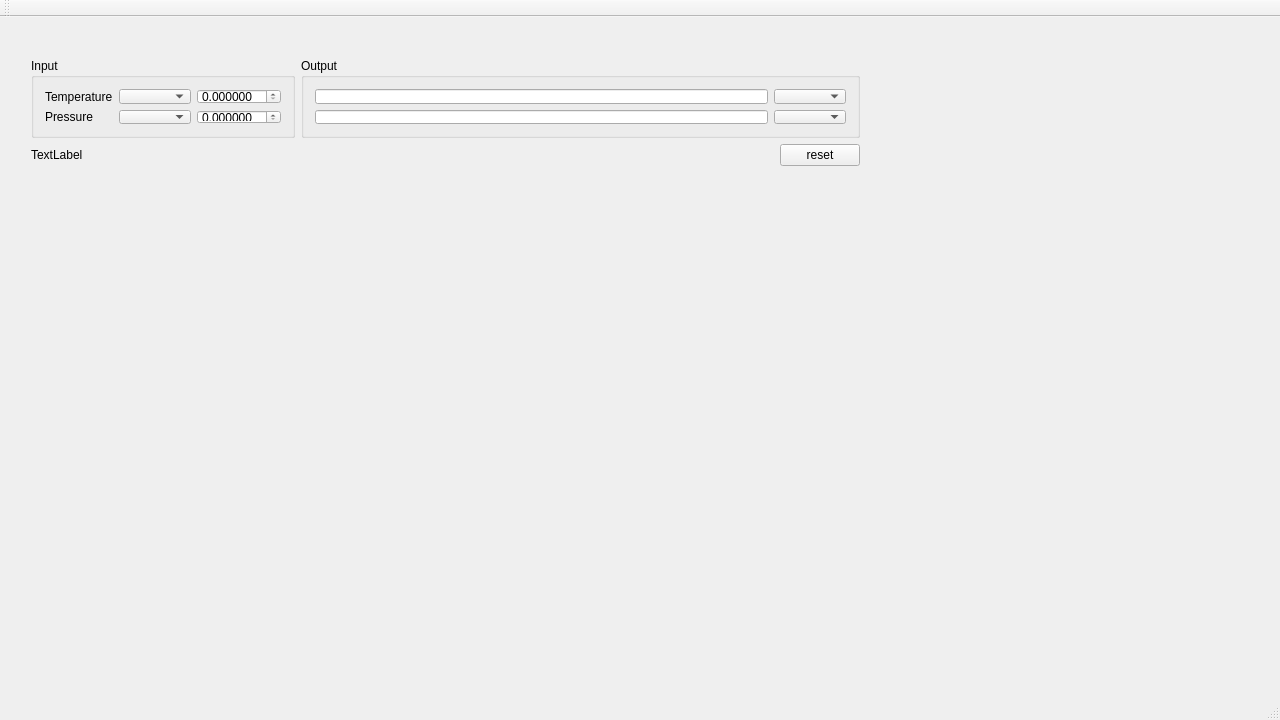
Old version of the form watersteam.ui in the repository sotyarama/G-PRJ-WS.
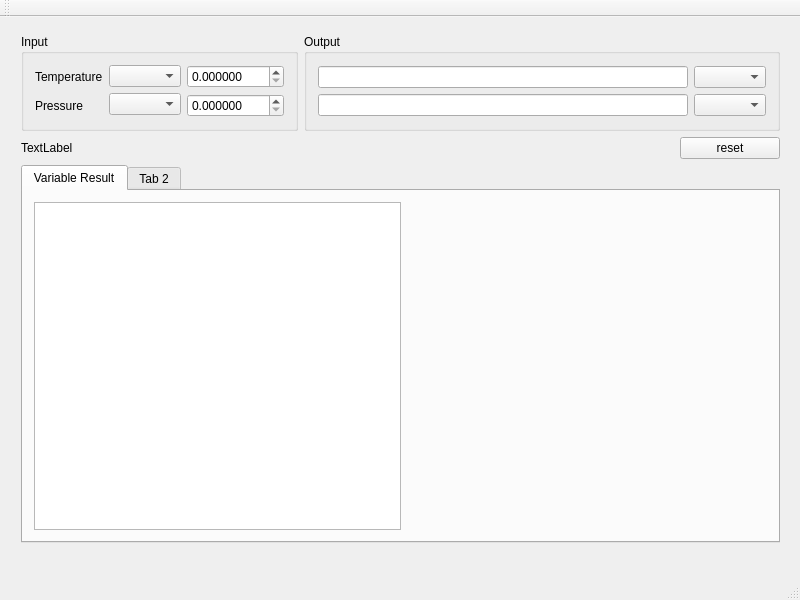
New version of the form.

What changed in the file:
```diff
--- a/watersteam.ui
+++ b/watersteam.ui
@@ -6,14 +6,14 @@
    <rect>
     <x>0</x>
     <y>0</y>
-    <width>1280</width>
-    <height>720</height>
+    <width>800</width>
+    <height>600</height>
    </rect>
   </property>
   <property name="minimumSize">
    <size>
-    <width>1280</width>
-    <height>720</height>
+    <width>800</width>
+    <height>600</height>
    </size>
   </property>
   <property name="windowTitle">
@@ -23,12 +23,14 @@
    <widget class="QWidget" name="verticalLayoutWidget">
     <property name="geometry">
      <rect>
-      <x>20</x>
-      <y>30</y>
-      <width>851</width>
-      <height>130</height>
+      <x>10</x>
+      <y>6</y>
+      <width>781</width>
+      <height>531</height>
      </rect>
     </property>
+    <layout class="QVBoxLayout" name="verticalLayout_7">
+     <item>
     <layout class="QVBoxLayout" name="verticalLayout_6">
      <item>
       <layout class="QHBoxLayout" name="horizontalLayout_4">
@@ -75,6 +77,9 @@
                 <property name="decimals">
                  <number>6</number>
                 </property>
+                  <property name="maximum">
+                   <double>9999.000000000000000</double>
+                  </property>
                </widget>
               </item>
               <item>
@@ -82,6 +87,9 @@
                 <property name="decimals">
                  <number>6</number>
                 </property>
+                  <property name="maximum">
+                   <double>9999.000000000000000</double>
+                  </property>
                </widget>
               </item>
              </layout>
@@ -136,6 +144,35 @@
         </widget>
        </item>
        <item>
+          <widget class="QPushButton" name="resetButton">
+           <property name="maximumSize">
+            <size>
+             <width>100</width>
+             <height>16777215</height>
+            </size>
+           </property>
+           <property name="text">
+            <string>reset</string>
+           </property>
+          </widget>
+         </item>
+        </layout>
+       </item>
+      </layout>
+     </item>
+     <item>
+      <layout class="QHBoxLayout" name="horizontalLayout_5">
+       <item>
+        <widget class="QTabWidget" name="tabWidget">
+         <property name="currentIndex">
+          <number>0</number>
+         </property>
+         <widget class="QWidget" name="tab_1">
+          <attribute name="title">
+           <string>Variable Result</string>
+          </attribute>
+          <layout class="QGridLayout" name="gridLayout_3">
+           <item row="0" column="1">
         <spacer name="horizontalSpacer">
          <property name="orientation">
           <enum>Qt::Horizontal</enum>
@@ -148,11 +185,44 @@
          </property>
         </spacer>
        </item>
-       <item>
-        <widget class="QPushButton" name="resetButton">
-         <property name="text">
-          <string>reset</string>
-         </property>
+           <item row="0" column="0">
+            <widget class="QTableWidget" name="tableWidget">
+             <property name="sizePolicy">
+              <sizepolicy hsizetype="Expanding" vsizetype="Expanding">
+               <horstretch>0</horstretch>
+               <verstretch>0</verstretch>
+              </sizepolicy>
+             </property>
+             <property name="minimumSize">
+              <size>
+               <width>0</width>
+               <height>0</height>
+              </size>
+             </property>
+             <property name="maximumSize">
+              <size>
+               <width>16777215</width>
+               <height>16777215</height>
+              </size>
+             </property>
+             <property name="sizeAdjustPolicy">
+              <enum>QAbstractScrollArea::AdjustIgnored</enum>
+             </property>
+             <property name="editTriggers">
+              <set>QAbstractItemView::NoEditTriggers</set>
+             </property>
+             <attribute name="verticalHeaderVisible">
+              <bool>false</bool>
+             </attribute>
+            </widget>
+           </item>
+          </layout>
+         </widget>
+         <widget class="QWidget" name="tab_2">
+          <attribute name="title">
+           <string>Tab 2</string>
+          </attribute>
+         </widget>
         </widget>
        </item>
       </layout>
```
Left out of the diff: 4 changed lines with no effect on the pictures. Lines whose indentation alone changed are shown as unchanged.
